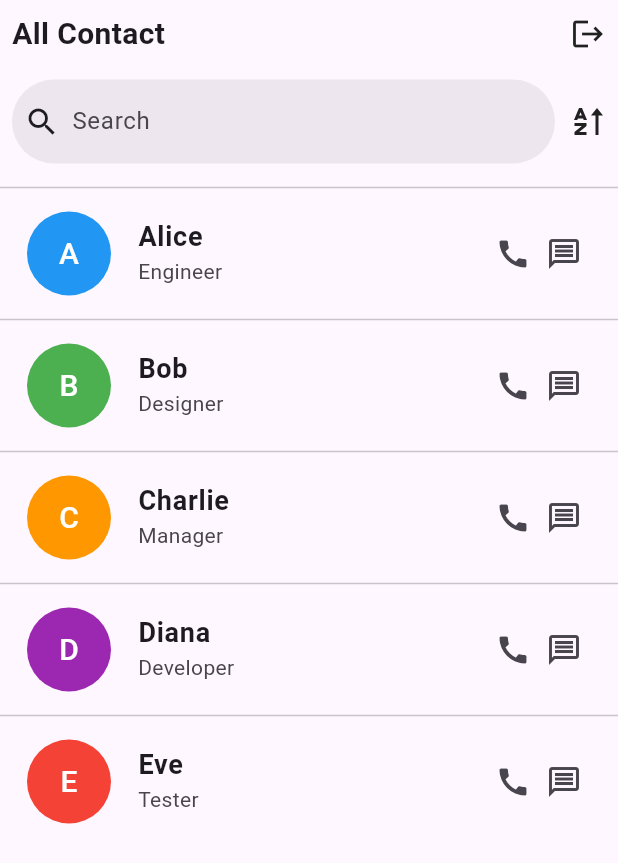
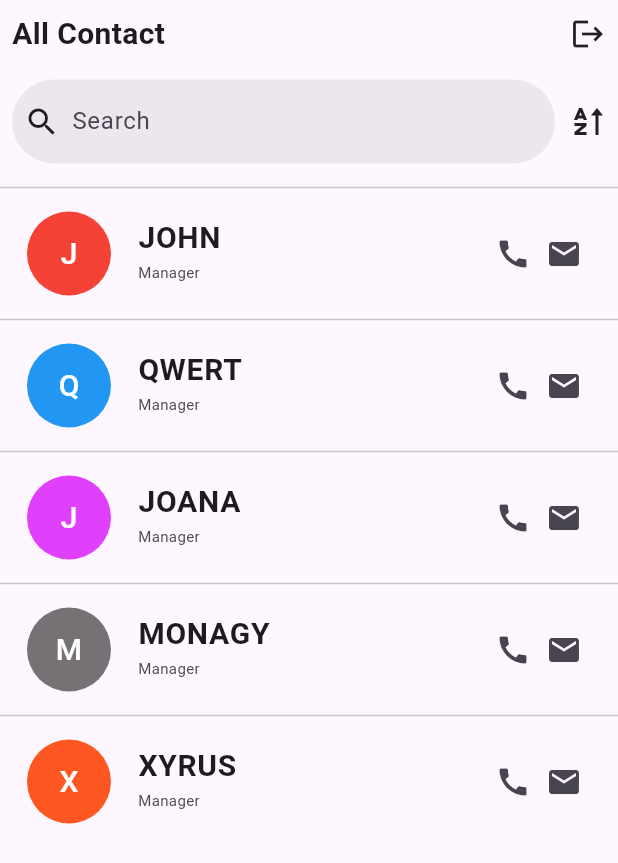
Before and after one commit to Rina-ui/SalleAmphiFlutter, a Flutter app: the screen it shows after launch, on a phone screen of 412 x 824 dp. Shown: the top 863 px of the screen. Run offline on Flutter 3.47's test engine with Material 3 defaults, Android fonts, the phone set to English and light mode, and no system bars; our stand-ins replace remixicon.

```diff
--- a/lib/data/utilisateurList.dart
+++ b/lib/data/utilisateurList.dart
@@ -1,3 +1,6 @@
+import 'dart:ui';
+
+import 'package:flutter/material.dart';
 import 'package:salleamphi/modal/user.dart';
 
 List<User> listUser = [
@@ -7,15 +10,17 @@ List<User> listUser = [
       post: 'Manager',
       numero: 92938764,
       email: 'john@gmail.com',
-      profil: ''
+      profil: '',
+      color: Colors.red
   ),
   User(
       id: 2,
-      nom: 'JOHN',
+      nom: 'QWERT',
       post: 'Manager',
       numero: 92938764,
       email: 'johngmail.com',
-      profil: ''
+      profil: '',
+      color: Colors.blue
   ),
   User(
       id: 3,
@@ -23,22 +28,25 @@ List<User> listUser = [
       post: 'Manager',
       numero: 92938764,
       email: 'john@gmail.com',
-      profil: ''
+      profil: '',
+      color: Colors.purpleAccent
   ),
   User(
       id: 4,
-      nom: 'JOHN',
+      nom: 'MONAGY',
       post: 'Manager',
       numero: 92938764,
       email: 'john@gmail.com',
-      profil: ''
+      profil: '',
+      color: Colors.black54
   ),
   User(
       id: 5,
-      nom: 'JOHN',
+      nom: 'XYRUS',
       post: 'Manager',
       numero: 92938764,
       email: 'john@gmail.com',
-      profil: ''
+      profil: '',
+      color: Colors.deepOrange
   )
 ];
--- a/lib/modal/user.dart
+++ b/lib/modal/user.dart
@@ -1,3 +1,5 @@
+import 'dart:ui';
+
 class User{
   int id;
   String nom;
@@ -5,12 +7,15 @@ class User{
   int numero;
   String email;
   String profil;
+  Color color;
 
   User({required this.id,
     required this.nom,
     required this.post,
     required this.numero,
     required this.email,
+    required this.color,
     required this.profil});
 
+
 }
--- a/lib/view/home.dart
+++ b/lib/view/home.dart
@@ -1,16 +1,12 @@
 import 'package:flutter/material.dart';
 import 'package:remixicon/remixicon.dart';
+
+import '../data/utilisateurList.dart';
+import 'detail.dart';
 
 class Home extends StatelessWidget {
    const Home({super.key});
 
-  final List<Contact> contacts = const [
-    Contact('Alice', 'Engineer', Colors.blue),
-    Contact('Bob', 'Designer', Colors.green),
-    Contact('Charlie', 'Manager', Colors.orange),
-    Contact('Diana', 'Developer', Colors.purple),
-    Contact('Eve', 'Tester', Colors.red),
-  ];
 
   @override
   Widget build(BuildContext context) {
@@ -59,32 +55,41 @@ class Home extends StatelessWidget {
                 separatorBuilder: (context, index) {
                   return Divider();
                 },
-                itemCount: contacts.length,
+                itemCount: listUser.length,
                 itemBuilder: (context, index) {
-                  final contact = contacts[index];
-                  return ListTile(
+
+                  return GestureDetector(
+                    child: ListTile(
                             leading: CircleAvatar(
                               radius: 30,
-                      backgroundColor: contact.color,
+                              backgroundColor: listUser[index].color,
                               child: Text(
-                        contact.name[0],  // <-- affiche la 1ère lettre
-                        style: const TextStyle(color: Colors.white, fontSize: 20),
+                                  listUser[index].nom[0],
+                                  style: const TextStyle(color: Colors.white, fontSize: 20)
+                              )
                             ),
-                    ),
-                    title: Text(
-                      contact.name,
-                      style: const TextStyle(
-                          fontSize: 18, fontWeight: FontWeight.bold),
-                    ),
-                    subtitle: Text(contact.role),
+                            title: Text(listUser[index].nom, style: TextStyle(fontSize: 20, fontWeight: FontWeight.bold, ),),
+                            subtitle: Text(listUser[index].post, style: TextStyle(fontSize: 10),),
                             trailing: Row(
                              mainAxisSize: MainAxisSize.min,
-                      children: const [
+                             children: [
                                Icon(Icons.call),
-                        SizedBox(width: 10),
-                        Icon(Icons.message_outlined),
+                               SizedBox(width: 10,),
+                               Icon(Icons.email),
                              ],
+
+                             )
                     ),
+
+                    onTap: () {
+                      Navigator.push(
+                          context,
+                          MaterialPageRoute(
+                              builder: (context) => Detail(user: listUser[index],)
+                          )
+                      );
+                    },
+
                   );
                 },
               ),
@@ -94,34 +99,12 @@ class Home extends StatelessWidget {
       ),
     );
 
-            // ListTile(
-            //   leading: CircleAvatar(radius: 30,),
-            //   title: Text('QWERT', style: TextStyle(fontSize: 20, fontWeight: FontWeight.bold, ),),
-            //   subtitle: Text('Engineer', style: TextStyle(fontSize: 10),),
-            //   trailing: Row(
-            //     mainAxisSize: MainAxisSize.min,
-            //     children: [
-            //       Icon(Icons.call),
-            //       SizedBox(width: 10,),
-            //       Icon(Icons.email),
-            //     ],
-            //
-            //   )
-            // ),
-
-
   }
 }
 
-class Contact{
-  final String name;
-  final String role;
-  final Color color;
 
 
-  const Contact(this.name, this.role, this.color);
 
-}
 
 //scaffold joue le role d'une base pour mettre tout notre appli
 //le leading permet de mettre un element au debut
```
Also changed, not shown: lib/view/detail.dart (added, +22 -0 lines). Lines whose indentation alone changed are shown as unchanged.
